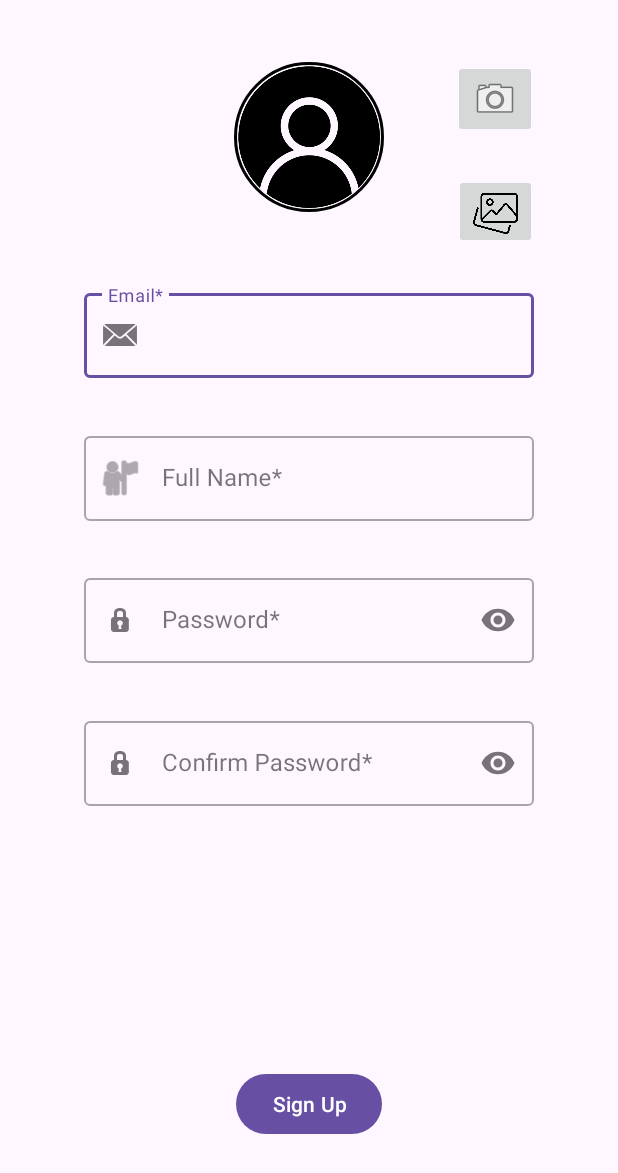
After one commit to Ariel-Dayan/groc-list-mobile, an Android app: the fragment SignupFragment shown on its own in the app's theme, on a phone screen of 412 x 824 dp. The commit adds this screen. Shown: the top 1173 px of the screen. Run offline under Robolectric (Android 15) with nearby library versions, the phone set to English and light mode, and no system bars; our stand-ins replace CircleImageView.

Commit message:
add sign up page

```diff
--- /dev/null
+++ b/app/src/main/java/com/example/groclistapp/ui/auth/SignupFragment.kt
@@ -0,0 +1,17 @@
+package com.example.groclistapp.ui.auth
+
+import android.os.Bundle
+import androidx.fragment.app.Fragment
+import android.view.LayoutInflater
+import android.view.View
+import android.view.ViewGroup
+import com.example.groclistapp.R
+
+class SignupFragment : Fragment() {
+    override fun onCreateView(
+        inflater: LayoutInflater, container: ViewGroup?,
+        savedInstanceState: Bundle?
+    ): View? {
+        return inflater.inflate(R.layout.fragment_signup, container, false)
+    }
+}
--- /dev/null
+++ b/app/src/main/res/layout/fragment_signup.xml
@@ -0,0 +1,164 @@
+<?xml version="1.0" encoding="utf-8"?>
+<androidx.constraintlayout.widget.ConstraintLayout xmlns:android="http://schemas.android.com/apk/res/android"
+    xmlns:app="http://schemas.android.com/apk/res-auto"
+    xmlns:tools="http://schemas.android.com/tools"
+    android:layout_width="match_parent"
+    android:layout_height="match_parent"
+    tools:context=".ui.auth.SignupFragment">
+
+    <de.hdodenhof.circleimageview.CircleImageView
+        android:id="@+id/civSignupUserImage"
+        android:layout_width="100dp"
+        android:layout_height="100dp"
+        android:layout_gravity="center_horizontal"
+        android:layout_marginTop="16dp"
+        android:scaleType="centerCrop"
+        android:src="@drawable/user_placeholder"
+        app:civ_border_width="2dp"
+        app:layout_constraintBottom_toTopOf="@+id/tilSignupEmail"
+        app:layout_constraintEnd_toEndOf="parent"
+        app:layout_constraintStart_toStartOf="parent"
+        app:layout_constraintTop_toTopOf="parent" />
+
+    <ImageButton
+        android:id="@+id/ibSignupTakePhoto"
+        android:layout_width="wrap_content"
+        android:layout_height="wrap_content"
+        android:layout_marginTop="16dp"
+        android:layout_marginEnd="8dp"
+        android:contentDescription="@string/take_photo_button_description"
+        android:src="@android:drawable/ic_menu_camera"
+        app:layout_constraintBottom_toTopOf="@+id/ibSignupUploadImageFromGallery"
+        app:layout_constraintEnd_toEndOf="parent"
+        app:layout_constraintHorizontal_bias="0.5"
+        app:layout_constraintStart_toEndOf="@+id/civSignupUserImage"
+        app:layout_constraintTop_toTopOf="parent"
+        tools:ignore="SpeakableTextPresentCheck" />
+
+    <ImageButton
+        android:id="@+id/ibSignupUploadImageFromGallery"
+        android:layout_width="55dp"
+        android:layout_height="50dp"
+        android:layout_marginEnd="8dp"
+        android:contentDescription="@string/upload_photo_from_gallery_button_description"
+        android:scaleType="fitCenter"
+        android:src="@drawable/ic_gallery"
+        app:layout_constraintBottom_toTopOf="@+id/tilSignupEmail"
+        app:layout_constraintEnd_toEndOf="parent"
+        app:layout_constraintHorizontal_bias="0.5"
+        app:layout_constraintStart_toEndOf="@+id/civSignupUserImage"
+        app:layout_constraintTop_toBottomOf="@+id/ibSignupTakePhoto"
+        tools:ignore="SpeakableTextPresentCheck" />
+
+    <com.google.android.material.textfield.TextInputLayout
+        android:id="@+id/tilSignupEmail"
+        style="@style/Widget.MaterialComponents.TextInputLayout.OutlinedBox"
+        android:layout_width="300dp"
+        android:layout_height="wrap_content"
+        android:layout_marginTop="24dp"
+        android:hint="@string/email_hint"
+        app:endIconMode="clear_text"
+        app:layout_constraintBottom_toTopOf="@+id/tilSignupFullName"
+        app:layout_constraintEnd_toEndOf="parent"
+        app:layout_constraintStart_toStartOf="parent"
+        app:layout_constraintTop_toBottomOf="@+id/civSignupUserImage"
+        app:startIconContentDescription="@string/email_icon_description"
+        app:startIconDrawable="@android:drawable/sym_action_email">
+
+        <com.google.android.material.textfield.TextInputEditText
+            android:layout_width="match_parent"
+            android:layout_height="wrap_content"
+            android:inputType="textEmailAddress"
+            android:singleLine="true"
+            tools:ignore="TextContrastCheck" />
+
+    </com.google.android.material.textfield.TextInputLayout>
+
+    <com.google.android.material.textfield.TextInputLayout
+        android:id="@+id/tilSignupFullName"
+        style="@style/Widget.MaterialComponents.TextInputLayout.OutlinedBox"
+        android:layout_width="300dp"
+        android:layout_height="wrap_content"
+        android:layout_marginTop="8dp"
+        android:hint="@string/full_name_hint"
+        app:endIconMode="clear_text"
+        app:layout_constraintBottom_toTopOf="@+id/tilSignupPassword"
+        app:layout_constraintEnd_toEndOf="parent"
+        app:layout_constraintHorizontal_bias="0.5"
+        app:layout_constraintStart_toStartOf="parent"
+        app:layout_constraintTop_toBottomOf="@+id/tilSignupEmail"
+        app:startIconContentDescription="@string/full_name_icon_description"
+        app:startIconDrawable="@android:drawable/ic_menu_myplaces">
+
+        <com.google.android.material.textfield.TextInputEditText
+            android:layout_width="match_parent"
+            android:layout_height="wrap_content"
+            android:inputType="textPersonName"
+            android:singleLine="true"
+            tools:ignore="TextContrastCheck" />
+
+    </com.google.android.material.textfield.TextInputLayout>
+
+    <com.google.android.material.textfield.TextInputLayout
+        android:id="@+id/tilSignupPassword"
+        style="@style/Widget.MaterialComponents.TextInputLayout.OutlinedBox"
+        android:layout_width="300dp"
+        android:layout_height="wrap_content"
+        android:layout_marginTop="8dp"
+        android:hint="@string/password_hint"
+        app:endIconMode="password_toggle"
+        app:layout_constraintBottom_toTopOf="@+id/tilSignupConfirmPassword"
+        app:layout_constraintEnd_toEndOf="parent"
+        app:layout_constraintHorizontal_bias="0.5"
+        app:layout_constraintStart_toStartOf="parent"
+        app:layout_constraintTop_toBottomOf="@+id/tilSignupFullName"
+        app:startIconContentDescription="@string/password_icon_description"
+        app:startIconDrawable="@android:drawable/ic_secure">
+
+        <com.google.android.material.textfield.TextInputEditText
+            android:layout_width="match_parent"
+            android:layout_height="wrap_content"
+            android:inputType="textPassword"
+            android:singleLine="true"
+            tools:ignore="TextContrastCheck" />
+
+    </com.google.android.material.textfield.TextInputLayout>
+
+    <com.google.android.material.textfield.TextInputLayout
+        android:id="@+id/tilSignupConfirmPassword"
+        style="@style/Widget.MaterialComponents.TextInputLayout.OutlinedBox"
+        android:layout_width="300dp"
+        android:layout_height="wrap_content"
+        android:layout_marginTop="8dp"
+        android:layout_marginBottom="150dp"
+        android:hint="@string/confirm_password_hint"
+        app:endIconMode="password_toggle"
+        app:layout_constraintBottom_toTopOf="@+id/btnSignupRegister"
+        app:layout_constraintEnd_toEndOf="parent"
+        app:layout_constraintHorizontal_bias="0.5"
+        app:layout_constraintStart_toStartOf="parent"
+        app:layout_constraintTop_toBottomOf="@+id/tilSignupPassword"
+        app:startIconContentDescription="@string/confirm_password_icon_description"
+        app:startIconDrawable="@android:drawable/ic_secure">
+
+        <com.google.android.material.textfield.TextInputEditText
+            android:layout_width="match_parent"
+            android:layout_height="wrap_content"
+            android:inputType="textPassword"
+            android:singleLine="true"
+            tools:ignore="TextContrastCheck" />
+
+    </com.google.android.material.textfield.TextInputLayout>
+
+    <Button
+        android:id="@+id/btnSignupRegister"
+        android:layout_width="wrap_content"
+        android:layout_height="wrap_content"
+        android:layout_marginBottom="64dp"
+        android:text="@string/sign_up"
+        app:layout_constraintBottom_toBottomOf="parent"
+        app:layout_constraintEnd_toEndOf="parent"
+        app:layout_constraintHorizontal_bias="0.5"
+        app:layout_constraintStart_toStartOf="parent" />
+
+</androidx.constraintlayout.widget.ConstraintLayout>
--- a/app/src/main/res/values/strings.xml
+++ b/app/src/main/res/values/strings.xml
@@ -6,4 +6,15 @@
     <string name="slogan">Shop Smart, Share Easy!</string>
     <string name="no_cards_message">No cards to show</string>
     <string name="add_card">Add</string>
+    <string name="take_photo_button_description">Take photo button</string>
+    <string name="upload_photo_from_gallery_button_description">Upload photo from gallery button</string>
+    <string name="email_hint">Email*</string>
+    <string name="full_name_hint">Full Name*</string>
+    <string name="email_icon_description">Email icon</string>
+    <string name="full_name_icon_description">Full Name icon</string>
+    <string name="password_hint">Password*</string>
+    <string name="password_icon_description">Password icon</string>
+    <string name="confirm_password_hint">Confirm Password*</string>
+    <string name="confirm_password_icon_description">Confirm password icon</string>
+    <string name="sign_up">Sign Up</string>
 </resources>
```
